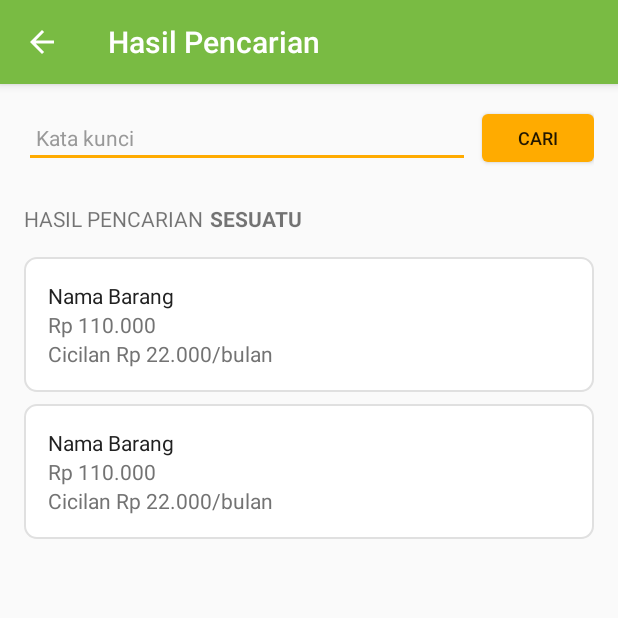
After one commit to azwaradli/final-project, an Android app: the HasilPencarianActivity screen opened directly, with no data from a screen before it, on a phone screen of 412 x 824 dp, the top half of it. The commit adds this screen. Run offline under Robolectric (Android 15) with nearby library versions, the phone set to English and light mode, and no system bars.

Commit message:
add hasil pencarian page

```diff
--- a/FinalProject/app/src/main/AndroidManifest.xml
+++ b/FinalProject/app/src/main/AndroidManifest.xml
@@ -31,6 +31,10 @@
             android:name=".KategoriActivity"
             android:label="Kategori"
             android:parentActivityName=".KatalogActivity" />
+        <activity
+            android:name=".HasilPencarianActivity"
+            android:label="Hasil Pencarian"
+            android:parentActivityName=".KatalogActivity"></activity>
     </application>
 
 </manifest>
--- /dev/null
+++ b/FinalProject/app/src/main/java/com/example/azwar/finalproject/HasilPencarianActivity.java
@@ -0,0 +1,13 @@
+package com.example.azwar.finalproject;
+
+import android.support.v7.app.AppCompatActivity;
+import android.os.Bundle;
+
+public class HasilPencarianActivity extends AppCompatActivity {
+
+    @Override
+    protected void onCreate(Bundle savedInstanceState) {
+        super.onCreate(savedInstanceState);
+        setContentView(R.layout.activity_hasil_pencarian);
+    }
+}
--- a/FinalProject/app/src/main/java/com/example/azwar/finalproject/KatalogActivity.java
+++ b/FinalProject/app/src/main/java/com/example/azwar/finalproject/KatalogActivity.java
@@ -35,4 +35,9 @@ public class KatalogActivity extends AppCompatActivity {
         intent.putExtra(EXTRA_MESSAGE, message);
         startActivity(intent);
     }
+
+    public void cari(View view){
+        Intent intent = new Intent(this,HasilPencarianActivity.class);
+        startActivity(intent);
+    }
 }
--- /dev/null
+++ b/FinalProject/app/src/main/res/layout/activity_hasil_pencarian.xml
@@ -0,0 +1,131 @@
+<?xml version="1.0" encoding="utf-8"?>
+<LinearLayout xmlns:android="http://schemas.android.com/apk/res/android"
+    xmlns:app="http://schemas.android.com/apk/res-auto"
+    xmlns:tools="http://schemas.android.com/tools"
+    android:layout_width="match_parent"
+    android:layout_height="match_parent"
+    android:orientation="vertical"
+    tools:context="com.example.azwar.finalproject.HasilPencarianActivity">
+
+    <LinearLayout
+        android:layout_width="match_parent"
+        android:layout_height="wrap_content"
+        android:orientation="horizontal"
+        android:layout_marginTop="16dp"
+        android:layout_marginLeft="16dp"
+        android:layout_marginRight="16dp"
+        android:gravity="center">
+
+        <EditText
+            android:layout_width="0dp"
+            android:layout_height="wrap_content"
+            android:layout_weight="0.8"
+            android:hint="Kata kunci"
+            android:paddingLeft="8dp"
+            android:textSize="14sp"
+            android:textColor="@color/primaryText"
+            android:textColorHint="@color/hintText"/>
+        <Button
+            android:layout_width="0dp"
+            android:layout_height="32dp"
+            android:layout_weight="0.2"
+            android:layout_marginLeft="8dp"
+            android:background="@drawable/orangeripple"
+            android:text="cari"
+            android:textSize="12sp"
+            android:onClick="cari"/>
+
+    </LinearLayout>
+    <LinearLayout
+        android:layout_width="match_parent"
+        android:layout_height="wrap_content"
+        android:orientation="horizontal"
+        android:layout_marginTop="24dp"
+        android:layout_marginLeft="16dp">
+        <TextView
+            android:layout_width="wrap_content"
+            android:layout_height="wrap_content"
+            android:text="Hasil pencarian"
+            android:textAllCaps="true"/>
+        <TextView
+            android:layout_width="wrap_content"
+            android:layout_height="wrap_content"
+            android:layout_marginLeft="4dp"
+            android:text="sesuatu"
+            android:textAllCaps="true"
+            android:textStyle="bold"/>
+    </LinearLayout>
+    <LinearLayout
+        android:layout_width="match_parent"
+        android:layout_height="wrap_content"
+        android:layout_marginTop="16dp"
+        android:orientation="vertical">
+        <LinearLayout
+            android:layout_width="match_parent"
+            android:layout_height="wrap_content"
+            android:orientation="horizontal"
+            android:layout_marginLeft="16dp"
+            android:layout_marginRight="16dp"
+            android:padding="16dp"
+            android:clickable="true"
+            android:background="@drawable/cardholderripple">
+            <ImageView
+                android:layout_width="wrap_content"
+                android:layout_height="wrap_content" />
+            <LinearLayout
+                android:layout_width="wrap_content"
+                android:layout_height="wrap_content"
+                android:orientation="vertical">
+                <TextView
+                    android:layout_width="wrap_content"
+                    android:layout_height="wrap_content"
+                    android:text="Nama Barang"
+                    android:textColor="@color/primaryText"/>
+                <TextView
+                    android:layout_width="wrap_content"
+                    android:layout_height="wrap_content"
+                    android:text="Rp 110.000"
+                    android:textColor="@color/secondaryText"/>
+                <TextView
+                    android:layout_width="wrap_content"
+                    android:layout_height="wrap_content"
+                    android:text="Cicilan Rp 22.000/bulan"
+                    android:textColor="@color/secondaryText"/>
+            </LinearLayout>
+        </LinearLayout>
+        <LinearLayout
+            android:layout_width="match_parent"
+            android:layout_height="wrap_content"
+            android:orientation="horizontal"
+            android:layout_marginTop="8dp"
+            android:layout_marginLeft="16dp"
+            android:layout_marginRight="16dp"
+            android:padding="16dp"
+            android:clickable="true"
+            android:background="@drawable/cardholderripple">
+            <ImageView
+                android:layout_width="wrap_content"
+                android:layout_height="wrap_content" />
+            <LinearLayout
+                android:layout_width="wrap_content"
+                android:layout_height="wrap_content"
+                android:orientation="vertical">
+                <TextView
+                    android:layout_width="wrap_content"
+                    android:layout_height="wrap_content"
+                    android:text="Nama Barang"
+                    android:textColor="@color/primaryText"/>
+                <TextView
+                    android:layout_width="wrap_content"
+                    android:layout_height="wrap_content"
+                    android:text="Rp 110.000"
+                    android:textColor="@color/secondaryText"/>
+                <TextView
+                    android:layout_width="wrap_content"
+                    android:layout_height="wrap_content"
+                    android:text="Cicilan Rp 22.000/bulan"
+                    android:textColor="@color/secondaryText"/>
+            </LinearLayout>
+        </LinearLayout>
+    </LinearLayout>
+</LinearLayout>
--- a/FinalProject/app/src/main/res/layout/activity_katalog.xml
+++ b/FinalProject/app/src/main/res/layout/activity_katalog.xml
@@ -12,14 +12,16 @@
         android:layout_height="wrap_content"
         android:orientation="horizontal"
         android:layout_marginTop="16dp"
+        android:layout_marginLeft="16dp"
+        android:layout_marginRight="16dp"
         android:gravity="center">
 
         <EditText
             android:layout_width="0dp"
             android:layout_height="wrap_content"
             android:layout_weight="0.8"
-            android:layout_marginLeft="8dp"
             android:hint="Masukkan nama atau kode barang"
+            android:paddingLeft="8dp"
             android:textSize="14sp"
             android:textColor="@color/primaryText"
             android:textColorHint="@color/hintText"/>
@@ -28,10 +30,10 @@
             android:layout_height="32dp"
             android:layout_weight="0.2"
             android:layout_marginLeft="8dp"
-            android:layout_marginRight="8dp"
             android:background="@drawable/orangeripple"
             android:text="cari"
-            android:textSize="12sp"/>
+            android:textSize="12sp"
+            android:onClick="cari"/>
 
     </LinearLayout>
 
```
